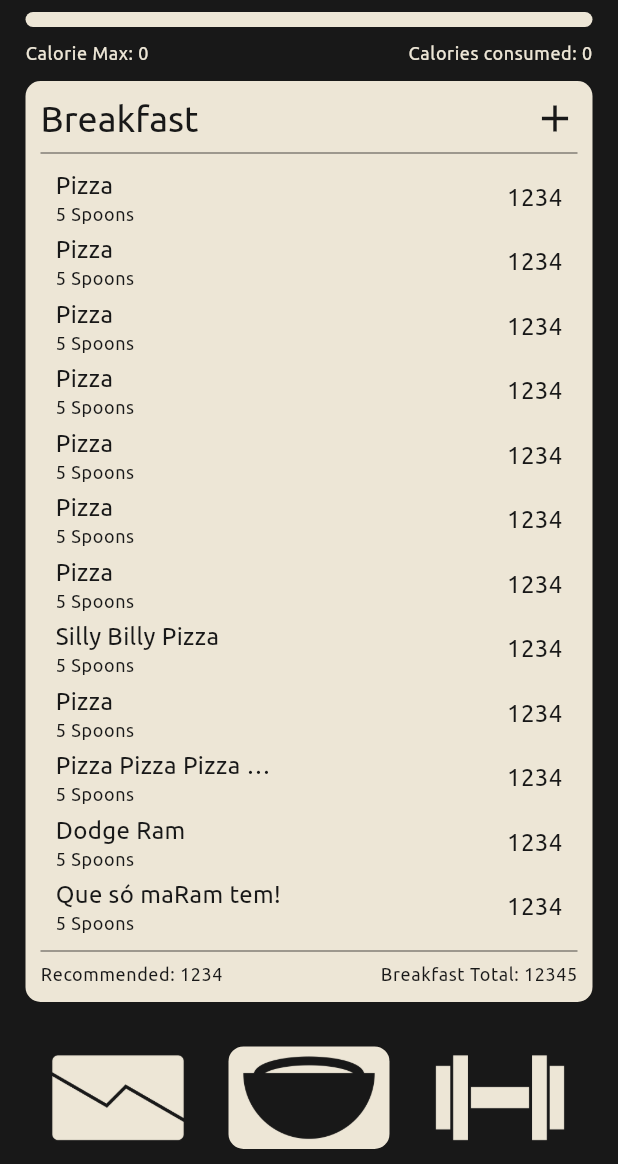
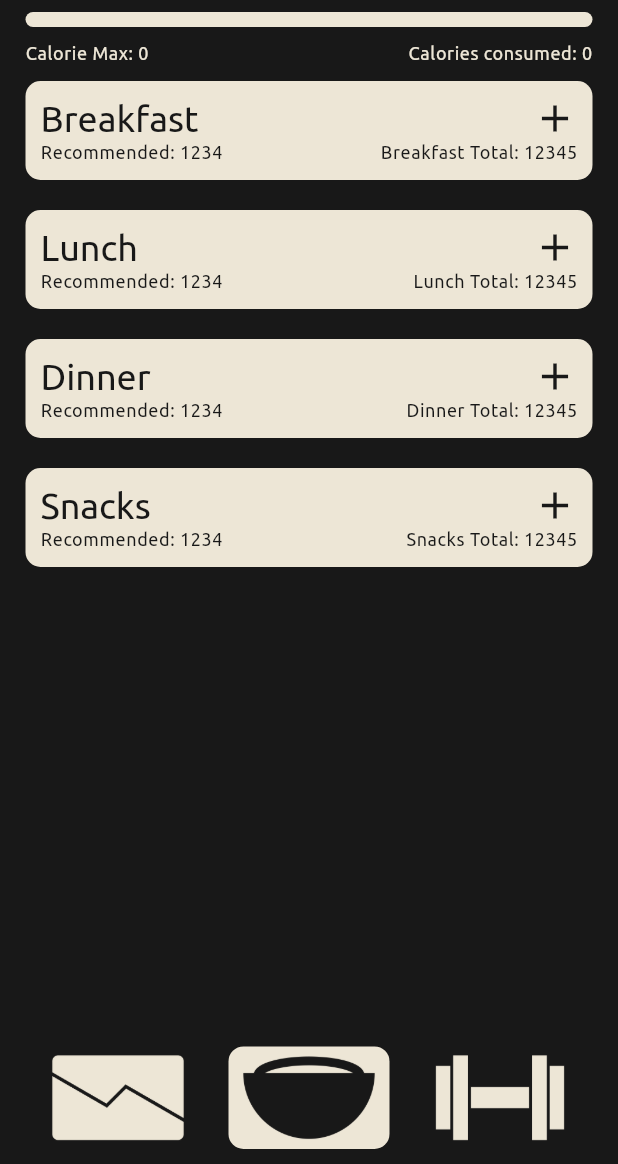
Before and after one commit to Myoro/MyoroFitness, a Flutter app: the screen it shows after launch, item 2 of the bottom bar chosen, on a phone screen of 412 x 824 dp, the part 72-1236 px from its top. Run offline on Flutter 3.47's test engine with Material 3 defaults, Android fonts, the phone set to English and light mode, and no system bars; our stand-ins replace flutter_bloc, sqflite, sqflite_common_ffi; missing offline and left inert: window_manager; accounts and stored records are empty; project files that could hold a hidden picture were left out.

Commit message:
Good day cleaned up the bloc scheme

```diff
--- a/myoro_fitness/lib/bloc/food_search_screen_bloc.dart
+++ b/myoro_fitness/lib/bloc/food_search_screen_bloc.dart
@@ -21,17 +21,25 @@ class FoodSearchScreenState {
   final bool loading;
   final List<Food> foods;
   final List<Food> addedFoods;
+  final List<Food> mealFoods;
 
-  FoodSearchScreenState({ this.foods = const [], this.addedFoods = const [], this.loading = false });
+  FoodSearchScreenState({
+    this.loading = false,
+    this.foods = const [],
+    this.addedFoods = const [],
+    this.mealFoods = const []
+  });
 
   FoodSearchScreenState copyWith({
     bool? loading,
     List<Food>? foods,
-    List<Food>? addedFoods
+    List<Food>? addedFoods,
+    List<Food>? mealFoods
   }) => FoodSearchScreenState(
     loading: loading ?? this.loading,
     foods: foods ?? this.foods,
-    addedFoods: addedFoods ?? this.addedFoods
+    addedFoods: addedFoods ?? this.addedFoods,
+    mealFoods: mealFoods ?? this.mealFoods
   );
 }
 
@@ -39,9 +47,18 @@ class FoodSearchScreenBloc extends Bloc<FoodSearchScreenEvent, FoodSearchScreenS
   FoodSearchScreenBloc() : super(FoodSearchScreenState()) {
     on<FoodsLoadingEvent>((event, emit) => emit(state.copyWith(loading: true)));
     on<FoodsLoadedEvent>((event, emit) => emit(state.copyWith(loading: false, foods: event.foods)));
-    on<FoodAddedEvent>((event, emit) {
-      Database().insertAddedFood(jsonEncode(event.food.toJson()));
-      emit(state.copyWith(addedFoods: [ ...state.addedFoods, event.food ]));
+    on<FoodAddedEvent>((event, emit) async {
+      final String foodJson = jsonEncode(event.food.toJson());
+      final Map<String, Object?> row = await Database().get("added_foods", { "food = ?": foodJson });
+
+      if(row.isEmpty) Database().insertAddedFood(foodJson);
+
+      emit(
+        state.copyWith(
+          addedFoods: row.isEmpty ? [ ...state.addedFoods, event.food ] : state.addedFoods,
+          mealFoods: [ ...state.mealFoods, event.food ]
+        )
+      );
     });
     on<GetAddedFoodsFromDatabase>((event, emit) async {
       final List<Map<String, Object?>> rows = await Database().select("added_foods");
--- /dev/null
+++ b/myoro_fitness/lib/bloc/meal_bloc.dart
@@ -0,0 +1,37 @@
+import "package:flutter_bloc/flutter_bloc.dart";
+import "package:myoro_fitness/models/food.dart";
+
+abstract class MealEvent {}
+class AddFoodsToMealEvent extends MealEvent {
+  List<Food> foods;
+  AddFoodsToMealEvent(this.foods);
+}
+class SetMealEvent extends MealEvent {
+  final String meal;
+  SetMealEvent(this.meal);
+}
+
+class MealState {
+  final String? meal; // Which meal we are editting
+  final List<Food> foods;
+
+  MealState({
+    this.meal,
+    this.foods = const []
+  });
+
+  MealState copyWith({
+    String? meal,
+    List<Food>? foods
+  }) => MealState(
+    meal: meal ?? this.meal,
+    foods: foods ?? this.foods
+  );
+}
+
+class MealBloc extends Bloc<MealEvent, MealState> {
+  MealBloc() : super(MealState()) {
+    on<AddFoodsToMealEvent>((event, emit) => emit(state.copyWith(foods: event.foods)));
+    on<SetMealEvent>((event, emit) => emit(MealState(meal: event.meal)));
+  }
+}
--- a/myoro_fitness/lib/main.dart
+++ b/myoro_fitness/lib/main.dart
@@ -3,6 +3,8 @@ import "package:flutter/material.dart";
 import "package:flutter/foundation.dart";
 import "package:flutter/services.dart";
 import "package:flutter_bloc/flutter_bloc.dart";
+import "package:myoro_fitness/bloc/food_search_screen_bloc.dart";
+import "package:myoro_fitness/bloc/meal_bloc.dart";
 import "package:myoro_fitness/screens/main_screen.dart";
 import "package:window_manager/window_manager.dart";
 import "package:myoro_fitness/bloc/dark_mode_bloc.dart";
@@ -38,8 +40,12 @@ class App extends StatelessWidget {
   Widget build(BuildContext context) {
     return BlocBuilder<DarkModeBloc, DarkModeState>(
       builder: (context, darkModeState) {
-        return BlocProvider(
-          create: (context) => TDEEBloc(),
+        return MultiBlocProvider(
+          providers: [
+            BlocProvider<TDEEBloc>(create: (context) => TDEEBloc()),
+            BlocProvider<MealBloc>(create: (context) => MealBloc()),
+            BlocProvider<FoodSearchScreenBloc>(create: (context) => FoodSearchScreenBloc())
+          ],
           child: MaterialApp(
             title: "MyoroFitness",
             theme: darkModeState.enabled ? dark : light,
--- a/myoro_fitness/lib/pages/calories_page.dart
+++ b/myoro_fitness/lib/pages/calories_page.dart
@@ -1,7 +1,9 @@
 import "package:flutter/material.dart";
 import "package:flutter_bloc/flutter_bloc.dart";
+import "package:myoro_fitness/bloc/meal_bloc.dart";
 import "package:myoro_fitness/bloc/tdee_bloc.dart";
 import "package:myoro_fitness/database.dart";
+import "package:myoro_fitness/models/food.dart";
 import "package:myoro_fitness/screens/food_search_screen.dart";
 import "package:myoro_fitness/widgets/modals/tdee_modal.dart";
 
@@ -17,21 +19,9 @@ class _CaloriesPageState extends State<CaloriesPage> {
 
   int calorieDeficit = 0;
   int caloriesConsumed = 0;
-  final List<String> mockMeals = [ "Breakfast", "Lunch", "Dinner", "Snacks" ];
-  final List<Map<String, String>> mockFoods = [
-    { "name": "Pizza", "quantity": "5 Spoons", "calories": "1234" },
-    { "name": "Pizza", "quantity": "5 Spoons", "calories": "1234" },
-    { "name": "Pizza", "quantity": "5 Spoons", "calories": "1234" },
-    { "name": "Pizza", "quantity": "5 Spoons", "calories": "1234" },
-    { "name": "Pizza", "quantity": "5 Spoons", "calories": "1234" },
-    { "name": "Pizza", "quantity": "5 Spoons", "calories": "1234" },
-    { "name": "Pizza", "quantity": "5 Spoons", "calories": "1234" },
-    { "name": "Silly Billy Pizza", "quantity": "5 Spoons", "calories": "1234" },
-    { "name": "Pizza", "quantity": "5 Spoons", "calories": "1234" },
-    { "name": "Pizza Pizza Pizza Pizza Pizza Pizza Ellipsize Pizza", "quantity": "5 Spoons", "calories": "1234" },
-    { "name": "Dodge Ram", "quantity": "5 Spoons", "calories": "1234" },
-    { "name": "Que só maRam tem!", "quantity": "5 Spoons", "calories": "1234" },
-  ];
+
+  // TODO: REMOVE THIS
+  Map<String, dynamic> meals = { "Breakfast": [], "Lunch": [], "Dinner": [], "Snacks": [] };
 
   @override
   void initState() {
@@ -59,6 +49,10 @@ class _CaloriesPageState extends State<CaloriesPage> {
         if(state.calorieDeficit != null) {
           Future.delayed(Duration.zero, () => setState(() { calorieDeficit = state.calorieDeficit!; }));
         }
+
+        return BlocBuilder<MealBloc, MealState>(
+          builder: (context, state) {
+            if(state.meal != null) meals[state.meal!] = state.foods;
 
             return Expanded(
               child: Container(
@@ -102,7 +96,7 @@ class _CaloriesPageState extends State<CaloriesPage> {
                       )
                     ),
 
-                for(int i = 0; i < mockMeals.length; i++)
+                    for(int i = 0; i < meals.length; i++)
                       Padding(
                         padding: const EdgeInsets.only(top: 10, bottom: 10, left: 17, right: 17),
                         child: Container(
@@ -119,25 +113,28 @@ class _CaloriesPageState extends State<CaloriesPage> {
                                 Row(
                                   children: [
                                     Text(
-                                  mockMeals[i],
+                                      meals.keys.elementAt(i),
                                       style: theme.textTheme.titleLarge!.copyWith(color: theme.colorScheme.primary)
                                     ),
                                     const Spacer(),
                                     InkWell(
-                                  onTap: () => Navigator.push(context, MaterialPageRoute(builder: (context) => FoodSearchScreen())),
+                                      onTap: () {
+                                        BlocProvider.of<MealBloc>(context).add(SetMealEvent(meals.keys.elementAt(i)));
+                                        Navigator.push(context, MaterialPageRoute(builder: (context) => const FoodSearchScreen()));
+                                      },
                                       child: Icon(Icons.add, size: 30, color: theme.colorScheme.primary)
                                     )
                                   ]
                                 ),
 
-                            Divider(thickness: 0.5, color: theme.colorScheme.primary),
+                                if(meals.values.elementAt(i).length > 0) Divider(thickness: 0.5, color: theme.colorScheme.primary),
 
                                 // Foods
                                 Padding(
                                   padding: const EdgeInsets.only(left: 10, right: 10),
                                   child: Column(
                                     children: [
-                                  for(int i = 0; i < mockFoods.length; i++)
+                                      for(final Food food in meals.values.elementAt(i))
                                         InkWell(
                                           onTap: () => print("Todo"),
                                           child: Padding(
@@ -149,13 +146,13 @@ class _CaloriesPageState extends State<CaloriesPage> {
                                                     crossAxisAlignment: CrossAxisAlignment.start,
                                                     children: [
                                                       Text(
-                                                    mockFoods[i]["name"]!,
+                                                        "Later",
                                                         style: theme.textTheme.bodyMedium!.copyWith(color: theme.colorScheme.primary),
                                                         maxLines: 1,
                                                         overflow: TextOverflow.ellipsis
                                                       ),
                                                       Text(
-                                                    mockFoods[i]["quantity"]!,
+                                                        "Later",
                                                         style: theme.textTheme.bodySmall!.copyWith(color: theme.colorScheme.primary),
                                                         maxLines: 1,
                                                         overflow: TextOverflow.ellipsis
@@ -165,7 +162,7 @@ class _CaloriesPageState extends State<CaloriesPage> {
                                                 ),
                                                 const Spacer(),
                                                 Text(
-                                              mockFoods[i]["calories"]!,
+                                                  "Later",
                                                   style: theme.textTheme.bodyMedium!.copyWith(color: theme.colorScheme.primary),
                                                   maxLines: 1,
                                                   overflow: TextOverflow.ellipsis
@@ -178,7 +175,7 @@ class _CaloriesPageState extends State<CaloriesPage> {
                                   ),
                                 ),
 
-                            Divider(thickness: 0.5, color: theme.colorScheme.primary),
+                                if(meals.values.elementAt(i).length > 0) Divider(thickness: 0.5, color: theme.colorScheme.primary),
 
                                 // Calorie summary
                                 Row(
@@ -200,7 +197,7 @@ class _CaloriesPageState extends State<CaloriesPage> {
                                       child: Align(
                                         alignment: (MediaQuery.of(context).size.width > 350) ? Alignment.centerRight : Alignment.center,
                                         child: Text(
-                                      "${mockMeals[i]} Total: 12345",
+                                          "${meals.keys.elementAt(i)} Total: 12345",
                                           style: theme.textTheme.bodySmall!.copyWith(color: theme.colorScheme.primary),
                                           maxLines: 1,
                                           overflow: TextOverflow.ellipsis
@@ -221,4 +218,6 @@ class _CaloriesPageState extends State<CaloriesPage> {
           }
         );
       }
+    );
   }
+}
--- a/myoro_fitness/lib/screens/food_information_screen.dart
+++ b/myoro_fitness/lib/screens/food_information_screen.dart
@@ -1,20 +1,18 @@
 import "package:flutter/material.dart";
-import "package:myoro_fitness/bloc/food_search_screen_bloc.dart";
 import "package:myoro_fitness/models/food.dart";
 import "package:myoro_fitness/widgets/top_bars/food_information_screen_top_bar.dart";
 
 class FoodInformationScreen extends StatelessWidget {
   final Food food;
-  final FoodSearchScreenBloc bloc;
 
-  const FoodInformationScreen({ super.key, required this.food, required this.bloc });
+  const FoodInformationScreen({ super.key, required this.food });
 
   @override
   Widget build(BuildContext context) {
     final ThemeData theme = Theme.of(context);
 
     return Scaffold(
-      appBar: FoodInformationScreenTopBar(food: food, bloc: bloc),
+      appBar: FoodInformationScreenTopBar(food: food),
       body: SingleChildScrollView(
         child: Padding(
           padding: const EdgeInsets.only(left: 30, right: 30),
--- a/myoro_fitness/lib/widgets/buttons/food_button.dart
+++ b/myoro_fitness/lib/widgets/buttons/food_button.dart
@@ -1,13 +1,11 @@
 import "package:flutter/material.dart";
-import "package:myoro_fitness/bloc/food_search_screen_bloc.dart";
 import "package:myoro_fitness/models/food.dart";
 import "package:myoro_fitness/screens/food_information_screen.dart";
 
 class FoodButton extends StatelessWidget {
   final Food food;
-  final FoodSearchScreenBloc bloc;
 
-  const FoodButton({ super.key, required this.food, required this.bloc });
+  const FoodButton({ super.key, required this.food });
 
   @override
   Widget build(BuildContext context) {
@@ -16,7 +14,7 @@ class FoodButton extends StatelessWidget {
     return InkWell(
       onTap: () => Navigator.push(
         context,
-        MaterialPageRoute(builder: (context) => FoodInformationScreen(food: food, bloc: bloc))
+        MaterialPageRoute(builder: (context) => FoodInformationScreen(food: food))
       ),
       child: Padding(
         padding: const EdgeInsets.only(bottom: 5, left: 17, right: 17),
--- a/myoro_fitness/lib/widgets/top_bars/food_information_screen_top_bar.dart
+++ b/myoro_fitness/lib/widgets/top_bars/food_information_screen_top_bar.dart
@@ -5,9 +5,8 @@ import "package:myoro_fitness/models/food.dart";
 
 class FoodInformationScreenTopBar extends StatelessWidget implements PreferredSizeWidget {
   final Food food;
-  final FoodSearchScreenBloc bloc;
 
-  const FoodInformationScreenTopBar({ super.key, required this.food, required this.bloc });
+  const FoodInformationScreenTopBar({ super.key, required this.food });
 
   @override
   Size get preferredSize => const Size.fromHeight(kToolbarHeight);
@@ -15,7 +14,7 @@ class FoodInformationScreenTopBar extends StatelessWidget implements PreferredSi
   @override
   Widget build(BuildContext context) {
     void addFoodToPendingMeal() {
-      bloc.add(FoodAddedEvent(food));
+      BlocProvider.of<FoodSearchScreenBloc>(context).add(FoodAddedEvent(food));
       Navigator.pop(context);
     }
 
```
Also changed, not shown: myoro_fitness/lib/database.dart (+7 -3 lines), myoro_fitness/lib/screens/food_search_screen.dart (+10 -9 lines), myoro_fitness/lib/widgets/top_bars/food_search_screen_top_bar.dart (+8 -3 lines), myoro_fitness/pubspec.lock. Lines whose indentation alone changed are shown as unchanged.
